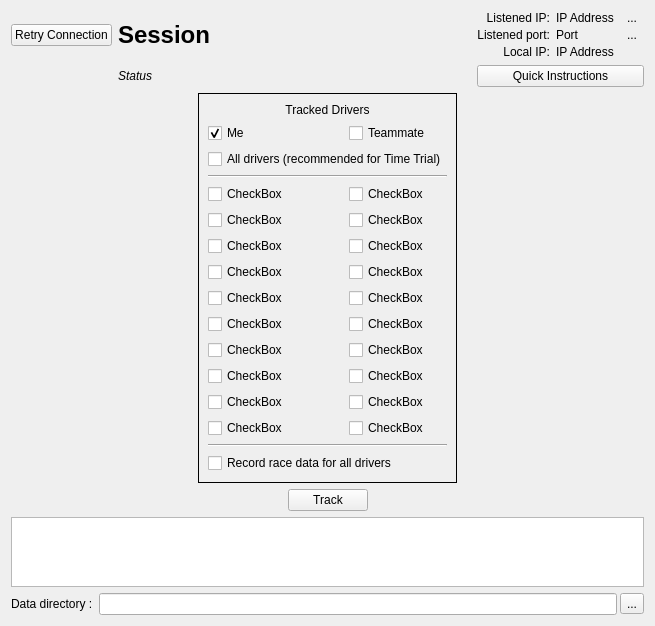
Before: the Qt Designer form src/TrackingWidget.ui in Alex-Rose/PXG_Telemetry_fork, drawn with Qt 5.
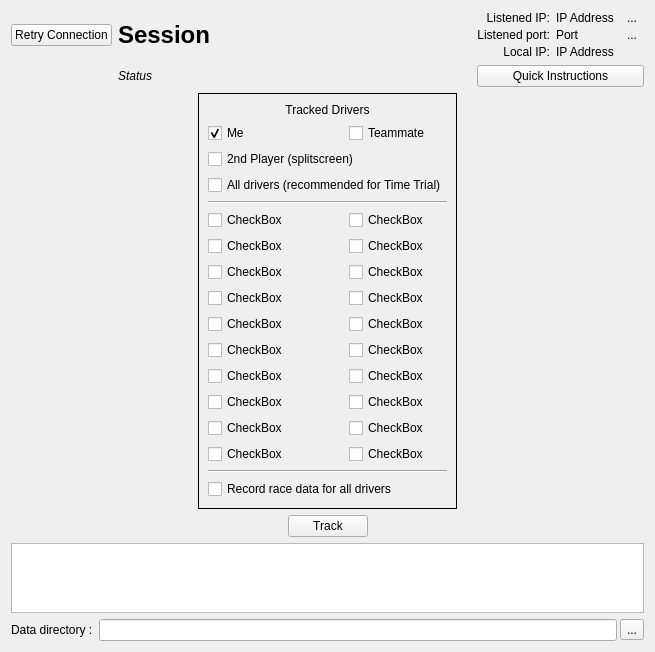
After: the same form once the commit is applied.

Commit message: Add tracking of the second player

Diff of the .ui file:
```diff
--- a/src/TrackingWidget.ui
+++ b/src/TrackingWidget.ui
@@ -7,7 +7,7 @@
     <x>0</x>
     <y>0</y>
     <width>655</width>
-    <height>609</height>
+    <height>647</height>
    </rect>
   </property>
   <property name="windowTitle">
@@ -272,20 +272,37 @@
       <property name="horizontalSpacing">
        <number>42</number>
       </property>
-      <item row="9" column="0">
-       <widget class="QCheckBox" name="driver6">
+      <item row="14" column="1">
+       <widget class="QCheckBox" name="driver20">
         <property name="text">
          <string>CheckBox</string>
         </property>
        </widget>
       </item>
-      <item row="9" column="1">
-       <widget class="QCheckBox" name="driver16">
+      <item row="12" column="1">
+       <widget class="QCheckBox" name="driver18">
         <property name="text">
          <string>CheckBox</string>
         </property>
        </widget>
       </item>
+      <item row="16" column="0" colspan="2">
+       <widget class="Line" name="line_2">
+        <property name="orientation">
+         <enum>Qt::Horizontal</enum>
+        </property>
+       </widget>
+      </item>
+      <item row="1" column="0">
+       <widget class="QCheckBox" name="player">
+        <property name="text">
+         <string>Me</string>
+        </property>
+        <property name="checked">
+         <bool>true</bool>
+        </property>
+       </widget>
+      </item>
       <item row="0" column="0" colspan="2">
        <widget class="QLabel" name="label_2">
         <property name="sizePolicy">
@@ -302,174 +319,164 @@
         </property>
        </widget>
       </item>
-      <item row="1" column="0">
-       <widget class="QCheckBox" name="player">
-        <property name="text">
-         <string>Me</string>
-        </property>
-        <property name="checked">
-         <bool>true</bool>
+      <item row="4" column="0" colspan="2">
+       <widget class="Line" name="line">
+        <property name="orientation">
+         <enum>Qt::Horizontal</enum>
         </property>
        </widget>
       </item>
-      <item row="11" column="1">
-       <widget class="QCheckBox" name="driver18">
+      <item row="10" column="1">
+       <widget class="QCheckBox" name="driver16">
         <property name="text">
          <string>CheckBox</string>
         </property>
        </widget>
       </item>
-      <item row="1" column="1">
-       <widget class="QCheckBox" name="teammate">
-        <property name="text">
-         <string>Teammate</string>
-        </property>
-       </widget>
-      </item>
-      <item row="4" column="0">
-       <widget class="QCheckBox" name="driver1">
+      <item row="9" column="1">
+       <widget class="QCheckBox" name="driver15">
         <property name="text">
          <string>CheckBox</string>
         </property>
        </widget>
       </item>
       <item row="7" column="0">
-       <widget class="QCheckBox" name="driver4">
-        <property name="text">
-         <string>CheckBox</string>
-        </property>
-       </widget>
-      </item>
-      <item row="6" column="0">
        <widget class="QCheckBox" name="driver3">
         <property name="text">
          <string>CheckBox</string>
         </property>
        </widget>
       </item>
-      <item row="5" column="1">
-       <widget class="QCheckBox" name="driver12">
+      <item row="11" column="0">
+       <widget class="QCheckBox" name="driver7">
         <property name="text">
          <string>CheckBox</string>
         </property>
        </widget>
       </item>
-      <item row="10" column="1">
+      <item row="10" column="0">
+       <widget class="QCheckBox" name="driver6">
+        <property name="text">
+         <string>CheckBox</string>
+        </property>
+       </widget>
+      </item>
+      <item row="6" column="0">
+       <widget class="QCheckBox" name="driver2">
+        <property name="text">
+         <string>CheckBox</string>
+        </property>
+       </widget>
+      </item>
+      <item row="17" column="0" colspan="2">
+       <widget class="QCheckBox" name="allRace">
+        <property name="text">
+         <string>Record race data for all drivers</string>
+        </property>
+       </widget>
+      </item>
+      <item row="5" column="0">
+       <widget class="QCheckBox" name="driver1">
+        <property name="text">
+         <string>CheckBox</string>
+        </property>
+       </widget>
+      </item>
+      <item row="7" column="1">
+       <widget class="QCheckBox" name="driver13">
+        <property name="text">
+         <string>CheckBox</string>
+        </property>
+       </widget>
+      </item>
+      <item row="8" column="1">
+       <widget class="QCheckBox" name="driver14">
+        <property name="text">
+         <string>CheckBox</string>
+        </property>
+       </widget>
+      </item>
+      <item row="11" column="1">
        <widget class="QCheckBox" name="driver17">
         <property name="text">
          <string>CheckBox</string>
         </property>
        </widget>
       </item>
-      <item row="12" column="1">
-       <widget class="QCheckBox" name="driver19">
-        <property name="text">
-         <string>CheckBox</string>
-        </property>
-       </widget>
-      </item>
       <item row="8" column="0">
-       <widget class="QCheckBox" name="driver5">
+       <widget class="QCheckBox" name="driver4">
+        <property name="text">
+         <string>CheckBox</string>
+        </property>
+       </widget>
+      </item>
+      <item row="13" column="1">
+       <widget class="QCheckBox" name="driver19">
         <property name="text">
          <string>CheckBox</string>
         </property>
        </widget>
       </item>
       <item row="13" column="0">
+       <widget class="QCheckBox" name="driver9">
+        <property name="text">
+         <string>CheckBox</string>
+        </property>
+       </widget>
+      </item>
+      <item row="5" column="1">
+       <widget class="QCheckBox" name="driver11">
+        <property name="text">
+         <string>CheckBox</string>
+        </property>
+       </widget>
+      </item>
+      <item row="9" column="0">
+       <widget class="QCheckBox" name="driver5">
+        <property name="text">
+         <string>CheckBox</string>
+        </property>
+       </widget>
+      </item>
+      <item row="12" column="0">
+       <widget class="QCheckBox" name="driver8">
+        <property name="text">
+         <string>CheckBox</string>
+        </property>
+       </widget>
+      </item>
+      <item row="14" column="0">
        <widget class="QCheckBox" name="driver10">
         <property name="text">
          <string>CheckBox</string>
         </property>
        </widget>
       </item>
+      <item row="6" column="1">
+       <widget class="QCheckBox" name="driver12">
+        <property name="text">
+         <string>CheckBox</string>
+        </property>
+       </widget>
+      </item>
+      <item row="1" column="1">
+       <widget class="QCheckBox" name="teammate">
+        <property name="text">
+         <string>Teammate</string>
+        </property>
+       </widget>
+      </item>
       <item row="3" column="0" colspan="2">
-       <widget class="Line" name="line">
-        <property name="orientation">
-         <enum>Qt::Horizontal</enum>
-        </property>
-       </widget>
-      </item>
-      <item row="5" column="0">
-       <widget class="QCheckBox" name="driver2">
-        <property name="text">
-         <string>CheckBox</string>
-        </property>
-       </widget>
-      </item>
-      <item row="4" column="1">
-       <widget class="QCheckBox" name="driver11">
-        <property name="text">
-         <string>CheckBox</string>
-        </property>
-       </widget>
-      </item>
-      <item row="7" column="1">
-       <widget class="QCheckBox" name="driver14">
-        <property name="text">
-         <string>CheckBox</string>
-        </property>
-       </widget>
-      </item>
-      <item row="10" column="0">
-       <widget class="QCheckBox" name="driver7">
-        <property name="text">
-         <string>CheckBox</string>
-        </property>
-       </widget>
-      </item>
-      <item row="13" column="1">
-       <widget class="QCheckBox" name="driver20">
-        <property name="text">
-         <string>CheckBox</string>
-        </property>
-       </widget>
-      </item>
-      <item row="2" column="0" colspan="2">
        <widget class="QCheckBox" name="allcars">
         <property name="text">
          <string>All drivers (recommended for Time Trial)</string>
         </property>
        </widget>
       </item>
-      <item row="15" column="0" colspan="2">
-       <widget class="Line" name="line_2">
-        <property name="orientation">
-         <enum>Qt::Horizontal</enum>
-        </property>
-       </widget>
-      </item>
-      <item row="11" column="0">
-       <widget class="QCheckBox" name="driver8">
+      <item row="2" column="0" colspan="2">
+       <widget class="QCheckBox" name="player2">
         <property name="text">
-         <string>CheckBox</string>
-        </property>
-       </widget>
-      </item>
-      <item row="6" column="1">
-       <widget class="QCheckBox" name="driver13">
-        <property name="text">
-         <string>CheckBox</string>
-        </property>
-       </widget>
-      </item>
-      <item row="8" column="1">
-       <widget class="QCheckBox" name="driver15">
-        <property name="text">
-         <string>CheckBox</string>
-        </property>
-       </widget>
-      </item>
-      <item row="12" column="0">
-       <widget class="QCheckBox" name="driver9">
-        <property name="text">
-         <string>CheckBox</string>
-        </property>
-       </widget>
-      </item>
-      <item row="16" column="0" colspan="2">
-       <widget class="QCheckBox" name="allRace">
-        <property name="text">
-         <string>Record race data for all drivers</string>
+         <string>2nd Player (splitscreen)</string>
         </property>
        </widget>
       </item>
```
The commit also changes 8 other files.
